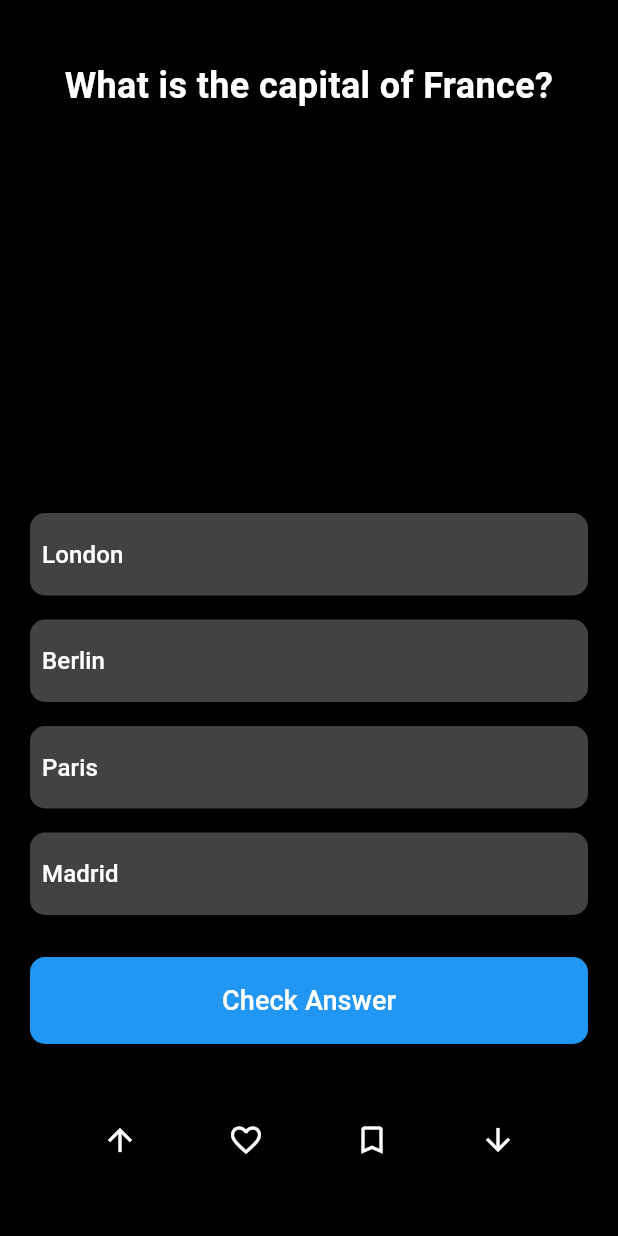
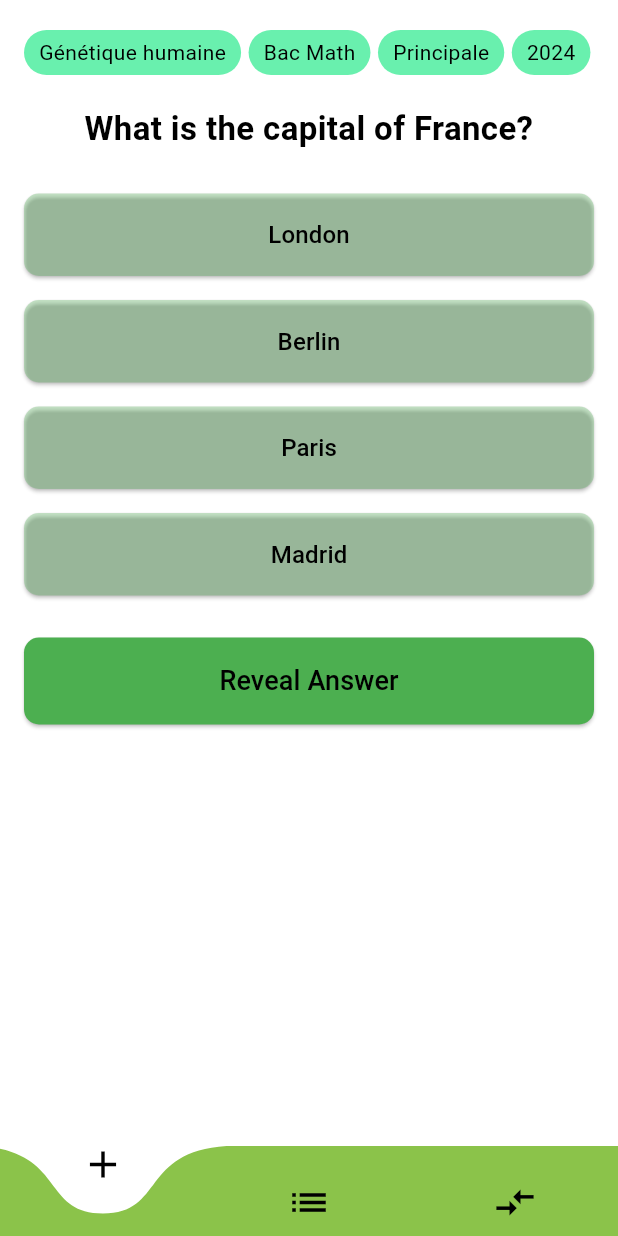
Before and after one commit to Affi-Amine/StudyTok, a Flutter app: the screen it shows after launch, on a phone screen of 412 x 824 dp. Run offline on Flutter 3.47's test engine with Material 3 defaults, Android fonts, the phone set to English and light mode, and no system bars; drawn by our look-alikes of curved_navigation_bar; our stand-ins replace flutter_riverpod, freezed_annotation, riverpod_annotation; generated files the repository leaves out were written again.

Commit message:
Setting up the basic layout of the app + curved navbar

```diff
--- a/lib/main.dart
+++ b/lib/main.dart
@@ -1,23 +1,64 @@
 import 'package:flutter/material.dart';
 import 'package:flutter_riverpod/flutter_riverpod.dart';
+import 'package:curved_navigation_bar/curved_navigation_bar.dart';
 import 'screens/fyp_screen.dart';
+import 'screens/leaderboard_screen.dart';
+import 'screens/profile_screen.dart';
 
 void main() {
-  runApp(const ProviderScope(child: MyApp()));
+  runApp(ProviderScope(child: MyApp())); // Wrapping with ProviderScope
 }
 
 class MyApp extends StatelessWidget {
-  const MyApp({Key? key}) : super(key: key);
+  @override
+  Widget build(BuildContext context) {
+    return MaterialApp(
+      debugShowCheckedModeBanner: false,
+      title: 'Curved NavBar Demo',
+      theme: ThemeData(
+        primarySwatch: Colors.blue,
+      ),
+      home: HomePage(),
+    );
+  }
+}
+
+class HomePage extends StatefulWidget {
+  @override
+  _HomePageState createState() => _HomePageState();
+}
+
+class _HomePageState extends State<HomePage> {
+  int _page = 0; // Default page index
+
+  // Define your screens
+  final List<Widget> _screens = [
+    FYPScreen(), // Default home page (index 0)
+    Leaderboard(), // List page (index 1)
+    Profile(), // Compare page (index 2)
+  ];
 
   @override
   Widget build(BuildContext context) {
-    return MaterialApp(
-      title: 'StudyTok',
-      theme: ThemeData.dark().copyWith(
-        scaffoldBackgroundColor: const Color.fromARGB(96, 4, 3, 3),
-        appBarTheme: AppBarTheme(color: Colors.black),
+    return Scaffold(
+      backgroundColor: Colors.white,
+      body: _screens[_page], // Display the screen corresponding to the selected tab
+      bottomNavigationBar: CurvedNavigationBar(
+        backgroundColor: Colors.white, // Changed to white
+        color: Colors.lightGreen, // NavBar color (matching your tags section color)
+        buttonBackgroundColor: Colors.white, // Color of the button when selected
+        height: 60, // Adjust height for better appearance
+        items: <Widget>[
+          Icon(Icons.add, size: 30, color: Colors.black), // Icon for home
+          Icon(Icons.list, size: 30, color: Colors.black), // Icon for list
+          Icon(Icons.compare_arrows, size: 30, color: Colors.black), // Icon for compare
+        ],
+        onTap: (index) {
+          setState(() {
+            _page = index; // Change the page index on button tap
+          });
+        },
       ),
-      home: const FYPScreen(),
     );
   }
 }
--- a/lib/screens/fyp_screen.dart
+++ b/lib/screens/fyp_screen.dart
@@ -1,6 +1,6 @@
 import 'package:flutter/material.dart';
 import 'package:flutter_riverpod/flutter_riverpod.dart';
-import 'package:lottie/lottie.dart';
+
 import '../models/question.dart';
 import '../repositories/question_repository.dart';
 
@@ -15,6 +15,8 @@ class _FYPScreenState extends ConsumerState<FYPScreen> {
   int? _selectedAnswerIndex;
   final PageController _pageController = PageController();
   int _currentIndex = 0;
+  bool _isAnswerVerified = false;
+  bool _isCorrectAnswer = false;
 
   void _selectAnswer(int index) {
     setState(() {
@@ -25,8 +27,12 @@ class _FYPScreenState extends ConsumerState<FYPScreen> {
   void _verifyAnswer(Question question) {
     if (_selectedAnswerIndex == null) return;
 
-    bool isCorrect = _selectedAnswerIndex == question.correctOptionIndex;
-    _showResultOverlay(isCorrect);
+    setState(() {
+      _isCorrectAnswer = _selectedAnswerIndex == question.correctOptionIndex;
+      _isAnswerVerified = true;
+    });
+
+    _showResultOverlay(_isCorrectAnswer);
   }
 
   void _showResultOverlay(bool isCorrect) {
@@ -36,11 +42,13 @@ class _FYPScreenState extends ConsumerState<FYPScreen> {
       pageBuilder: (_, __, ___) => Container(
         color: Colors.black.withOpacity(0.5),
         child: Center(
-          child: Lottie.asset(
-            isCorrect
-                ? 'assets/correct_animation.json'
-                : 'assets/incorrect_animation.json',
-            repeat: false,
+          child: Text(
+            isCorrect ? 'Correct!' : 'Incorrect!',
+            style: TextStyle(
+              color: Colors.white,
+              fontSize: 36,
+              fontWeight: FontWeight.bold,
+            ),
           ),
         ),
       ),
@@ -48,7 +56,14 @@ class _FYPScreenState extends ConsumerState<FYPScreen> {
 
     Future.delayed(Duration(seconds: 2), () {
       Navigator.of(context).pop();
+      _highlightAnswer();
+    });
+  }
+
+  void _highlightAnswer() {
+    Future.delayed(Duration(seconds: 3), () {
       setState(() {
+        _isAnswerVerified = false;
         _selectedAnswerIndex = null;
       });
     });
@@ -57,13 +72,12 @@ class _FYPScreenState extends ConsumerState<FYPScreen> {
   @override
   Widget build(BuildContext context) {
     final questions = ref.watch(questionRepositoryProvider);
-
     if (questions.isEmpty) {
       return Center(child: CircularProgressIndicator()); // Loading state
     }
 
     return Scaffold(
-      backgroundColor: Colors.black,
+      backgroundColor: Colors.white,
       body: PageView.builder(
         scrollDirection: Axis.vertical,
         controller: _pageController,
@@ -72,6 +86,7 @@ class _FYPScreenState extends ConsumerState<FYPScreen> {
           setState(() {
             _currentIndex = index;
             _selectedAnswerIndex = null;
+            _isAnswerVerified = false;
           });
         },
         itemBuilder: (context, index) {
@@ -84,111 +99,98 @@ class _FYPScreenState extends ConsumerState<FYPScreen> {
 
   Widget _buildQuestionPage(Question question, List<Question> questions) {
     return SafeArea(
-      child: Container(
-        height: MediaQuery.of(context).size.height, // Full-screen height
-        padding: const EdgeInsets.symmetric(horizontal: 20.0, vertical: 40.0),
+      child: Padding(
+        padding: const EdgeInsets.symmetric(horizontal: 16.0, vertical: 20.0),
         child: Column(
           crossAxisAlignment: CrossAxisAlignment.stretch,
           children: [
-            Expanded(
-              child: Text(
-                question.text,
-                style: const TextStyle(
-                  fontSize: 24,
-                  color: Colors.white,
-                  fontWeight: FontWeight.bold,
-                ),
-                textAlign: TextAlign.center,
+            // Category tags (Top part) with horizontal scrolling
+            SingleChildScrollView(
+              scrollDirection: Axis.horizontal,
+              child: Row(
+                children: [
+                  _buildCategoryTag("Génétique humaine"),
+                  _buildCategoryTag("Bac Math"),
+                  _buildCategoryTag("Principale"),
+                  _buildCategoryTag("2024"),
+                  // Add more tags if needed...
+                ],
               ),
             ),
+            SizedBox(height: 20),
+
+            // Question Text
+            Text(
+              question.text,
+              style: const TextStyle(
+                fontSize: 22,
+                color: Colors.black,
+                fontWeight: FontWeight.bold,
+              ),
+              textAlign: TextAlign.center,
+            ),
+            SizedBox(height: 20),
+
+            // Answer Options
             ...question.options.asMap().entries.map((entry) {
               int idx = entry.key;
               String option = entry.value;
+
+              // Apply the color change based on whether the answer is verified and correct/incorrect
+              Color buttonColor;
+              if (_isAnswerVerified && idx == _selectedAnswerIndex) {
+                buttonColor = _isCorrectAnswer ? Colors.green : Colors.red;
+              } else {
+                buttonColor = Colors.green.withOpacity(0.3);
+              }
+
               return Padding(
                 padding: const EdgeInsets.symmetric(vertical: 8.0),
                 child: ElevatedButton(
                   onPressed: () => _selectAnswer(idx),
                   style: ElevatedButton.styleFrom(
-                    backgroundColor: _selectedAnswerIndex == idx
-                        ? Colors.blue.withOpacity(0.3)
-                        : Colors.grey[800],
-                    foregroundColor: Colors.white,
+                    backgroundColor: buttonColor,
+                    foregroundColor: Colors.black,
                     shape: RoundedRectangleBorder(
                       borderRadius: BorderRadius.circular(10),
                     ),
                     padding: EdgeInsets.symmetric(vertical: 16),
                   ),
-                  child: Row(
-                    children: [
-                      if (_selectedAnswerIndex == idx)
-                        Icon(Icons.check, color: Colors.white),
-                      SizedBox(width: 8),
-                      Text(option, style: TextStyle(fontSize: 16)),
-                    ],
-                  ),
+                  child: Text(option, style: TextStyle(fontSize: 16)),
                 ),
               );
             }).toList(),
+
             SizedBox(height: 20),
+
+            // Reveal Answer Button
             ElevatedButton(
               onPressed: () => _verifyAnswer(question),
               style: ElevatedButton.styleFrom(
-                backgroundColor: Colors.blue,
-                foregroundColor: Colors.white,
+                backgroundColor: Colors.green,
+                foregroundColor: Colors.black,
                 shape: RoundedRectangleBorder(
                   borderRadius: BorderRadius.circular(10),
                 ),
                 padding: EdgeInsets.symmetric(vertical: 16),
               ),
-              child: Text('Check Answer', style: TextStyle(fontSize: 18)),
-            ),
-            SizedBox(height: 40),
-            Row(
-              mainAxisAlignment: MainAxisAlignment.spaceEvenly,
-              children: [
-                IconButton(
-                  icon: Icon(Icons.arrow_upward, color: Colors.white),
-                  onPressed: _currentIndex > 0
-                      ? () {
-                          _pageController.previousPage(
-                            duration: Duration(milliseconds: 300),
-                            curve: Curves.easeInOut,
-                          );
-                          setState(() {
-                            _currentIndex--;
-                            _selectedAnswerIndex = null;
-                          });
-                        }
-                      : null,
-                ),
-                IconButton(
-                  icon: Icon(Icons.favorite_border, color: Colors.white),
-                  onPressed: () {},
-                ),
-                IconButton(
-                  icon: Icon(Icons.bookmark_border, color: Colors.white),
-                  onPressed: () {},
-                ),
-                IconButton(
-                  icon: Icon(Icons.arrow_downward, color: Colors.white),
-                  onPressed: _currentIndex < questions.length - 1
-                      ? () {
-                          _pageController.nextPage(
-                            duration: Duration(milliseconds: 300),
-                            curve: Curves.easeInOut,
-                          );
-                          setState(() {
-                            _currentIndex++;
-                            _selectedAnswerIndex = null;
-                          });
-                        }
-                      : null,
-                ),
-              ],
+              child: Text('Reveal Answer', style: TextStyle(fontSize: 18)),
             ),
           ],
         ),
       ),
     );
   }
+
+  Widget _buildCategoryTag(String tag) {
+    return Container(
+      padding: EdgeInsets.symmetric(horizontal: 10, vertical: 5),
+      margin: EdgeInsets.only(right: 5),
+      decoration: BoxDecoration(
+        color: Colors.greenAccent,
+        borderRadius: BorderRadius.circular(20),
+      ),
+      child: Text(tag, style: TextStyle(color: Colors.black)),
+    );
+  }
 }
--- a/pubspec.yaml
+++ b/pubspec.yaml
@@ -36,6 +36,7 @@ dependencies:
   json_annotation: ^4.8.1
   go_router: ^10.1.2
   lottie: ^2.3.0
+  curved_navigation_bar: ^1.0.6
 
 dev_dependencies:
   flutter_test:
```
Also changed, not shown: lib/screens/leaderboard_screen.dart (added, +10 -0 lines), lib/screens/profile_screen.dart (added, +10 -0 lines), pubspec.lock.
